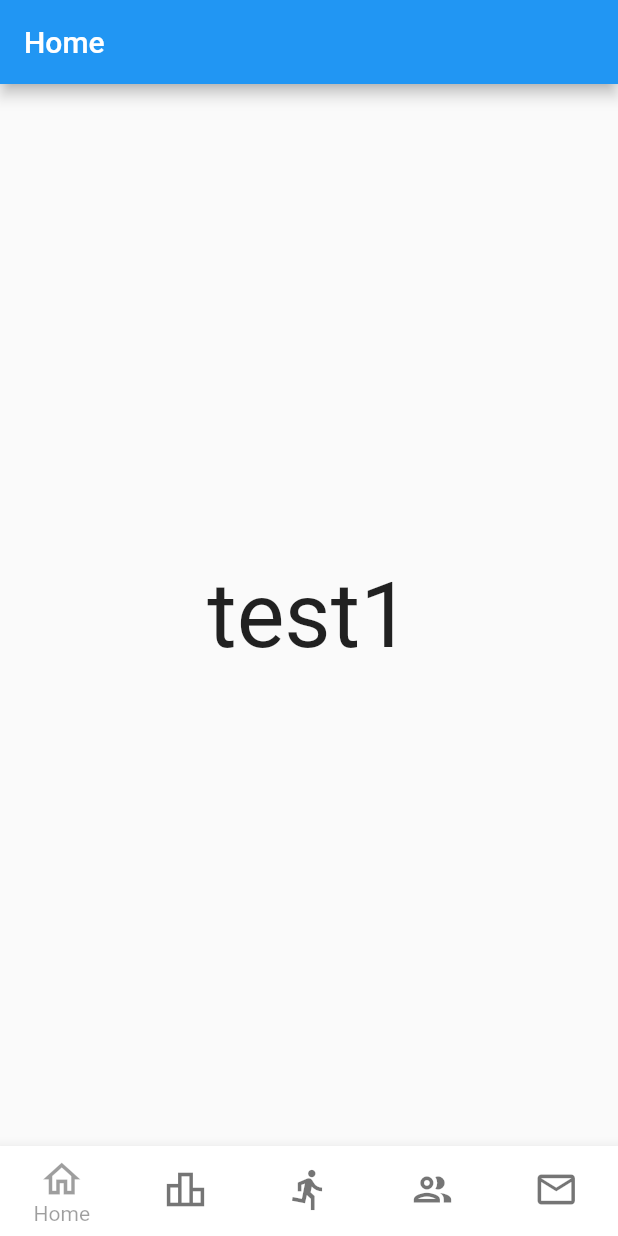
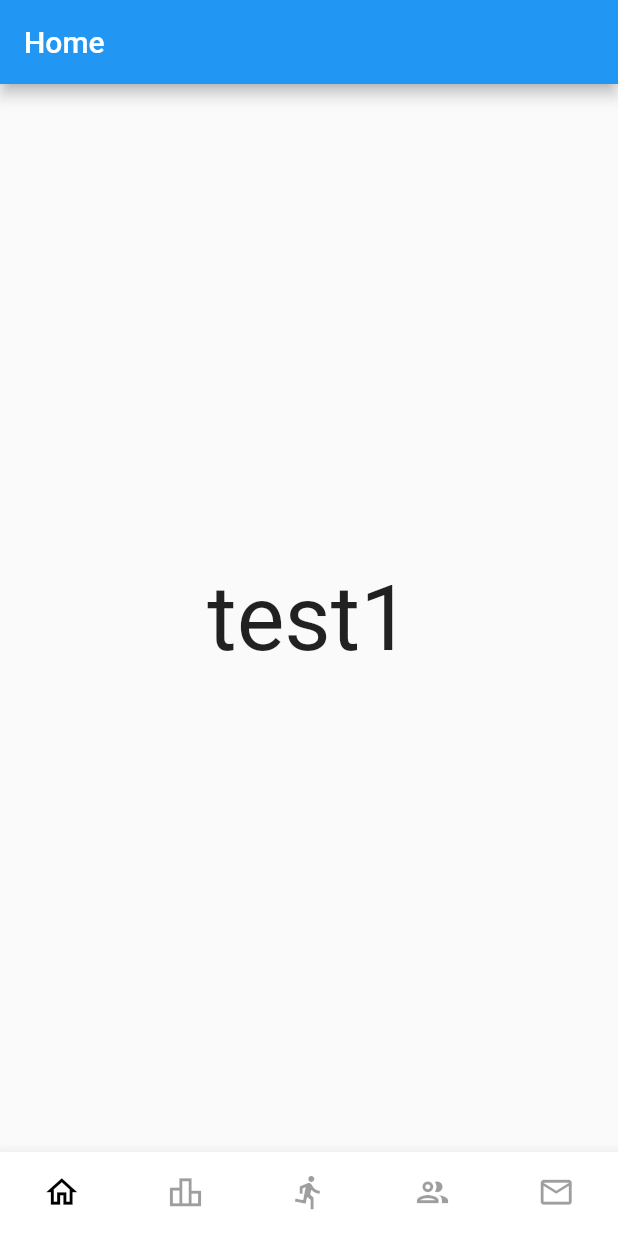
Before and after one commit to jarb16633/KKUVRUN, a Flutter app: the screen it shows after launch, on a phone screen of 412 x 824 dp. Run offline on Flutter 3.47's test engine with Material 2 defaults, Android fonts, the phone set to English and light mode, and no system bars.

Commit message:
code fix

```diff
--- a/lib/main.dart
+++ b/lib/main.dart
@@ -51,18 +51,20 @@ class _MyHomePageState extends State<MyHomePage> {
         type: BottomNavigationBarType.fixed,
         backgroundColor: Colors.white,
         showUnselectedLabels: false,
-        selectedItemColor: Colors.black38,
-        iconSize: 30,
+        showSelectedLabels: false,
+        selectedItemColor: Colors.black,
+        unselectedItemColor: Colors.black38,
+        iconSize: 25,
         currentIndex: currentIndex,
         onTap: (index) => setState(() => currentIndex = index),
         items: const [
           BottomNavigationBarItem(
             icon: Icon(Icons.home_outlined),
-            label: 'Home',
+            label: 'Feed',
           ),
           BottomNavigationBarItem(
             icon: Icon(Icons.leaderboard_outlined),
-            label: 'Feed',
+            label: 'Activity',
           ),
           BottomNavigationBarItem(
             icon: Icon(Icons.directions_run_outlined),
@@ -70,7 +72,7 @@ class _MyHomePageState extends State<MyHomePage> {
           ),
           BottomNavigationBarItem(
             icon: Icon(Icons.people_outlined),
-            label: 'Club',
+            label: 'Community',
           ),
           BottomNavigationBarItem(
             icon: Icon(Icons.mail_outlined),
--- a/pubspec.yaml
+++ b/pubspec.yaml
@@ -34,6 +34,7 @@ dependencies:
   # The following adds the Cupertino Icons font to your application.
   # Use with the CupertinoIcons class for iOS style icons.
   cupertino_icons: ^1.0.2
+  curved_navigation_bar: ^1.0.3
 
 dev_dependencies:
   flutter_test:
```
Also changed, not shown: lib/constants/constants.dart (added, +7 -0 lines), lib/screens/run.dart (+2 -11 lines), pubspec.lock.
